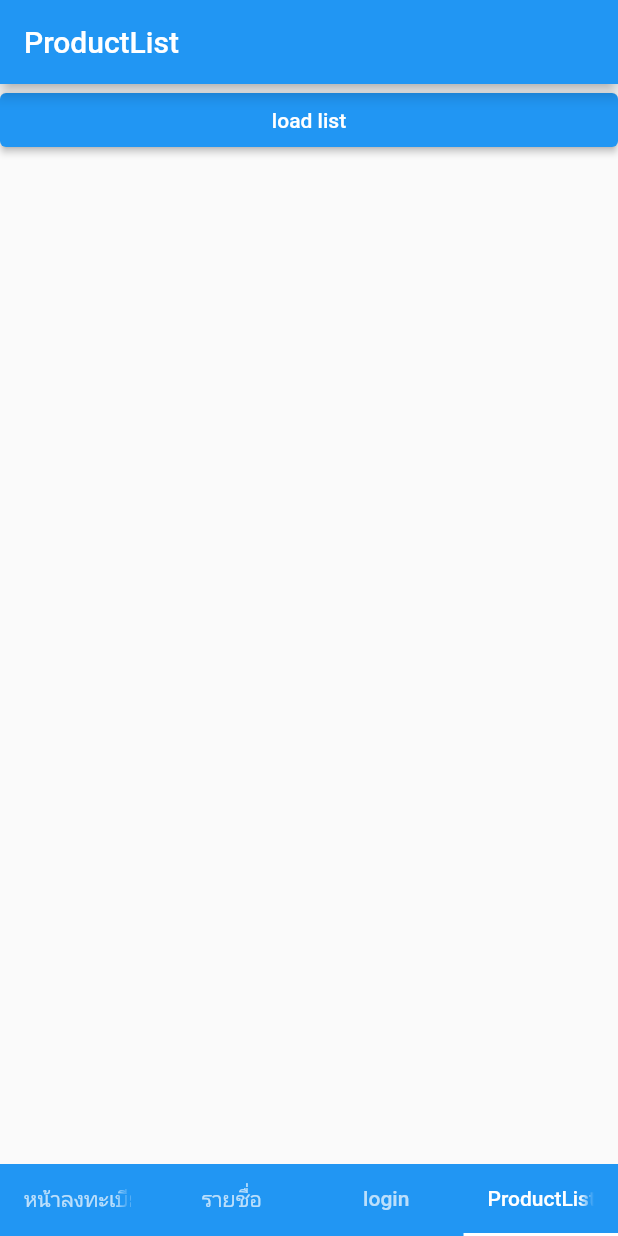
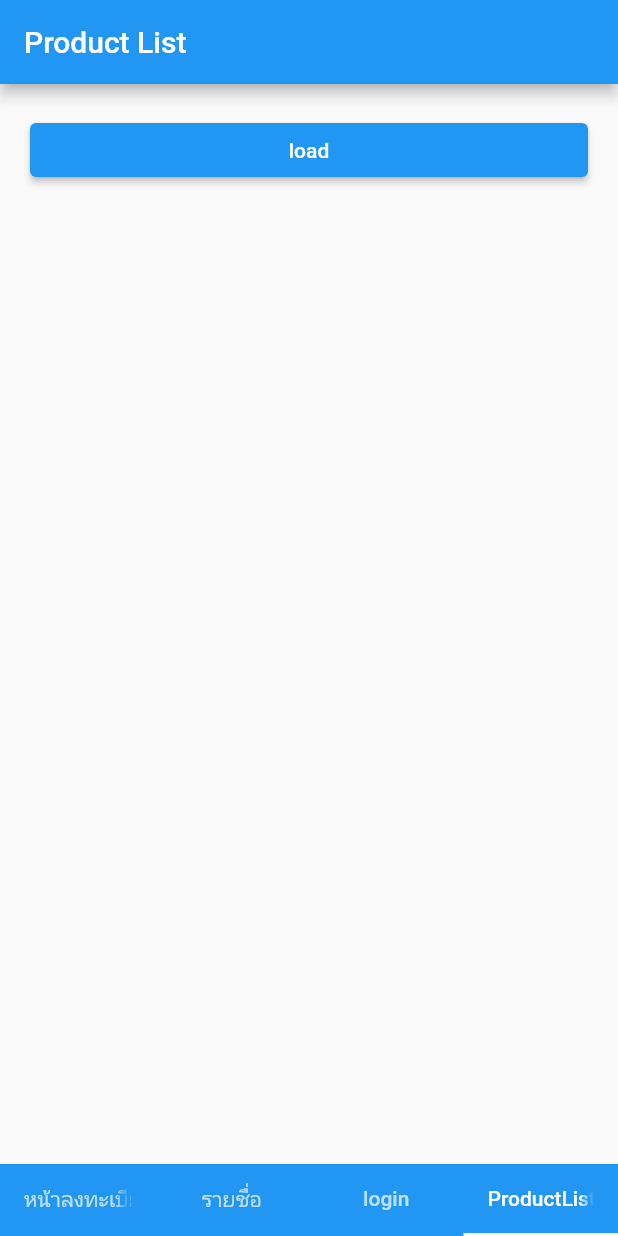
Before and after one commit to ronakon45/reg_pad, a Flutter app: the screen it shows after launch, item 4 of the bottom bar chosen, on a phone screen of 412 x 824 dp. Run offline on Flutter 3.47's test engine with Material 2 defaults, Android fonts, the phone set to English and light mode, and no system bars; our stand-ins replace form_field_validator, image_picker.

Commit message:
update productlist_page.dart

```diff
--- a/lib/pages/productlist_page.dart
+++ b/lib/pages/productlist_page.dart
@@ -40,24 +40,18 @@ class _ProductListPageState extends State<ProductListPage> {
         print(response.reasonPhrase);
       }
     }
+    // SizedBox(
+    //   width: double.infinity,
+    //   child: ElevatedButton(
+    //     onPressed: () async {
+    //       print("OK");
+    //       testGetList();
+    //       // exampleList();
+    //     },
+    //     child: Text('load list'),
+    //   ),
+    // ),
 
-    return Scaffold(
-      appBar: AppBar(
-        title: Text('ProductList'),
-      ),
-      body: Column(
-        children: [
-          SizedBox(
-            width: double.infinity,
-            child: ElevatedButton(
-              onPressed: () async {
-                print("OK");
-                testGetList();
-                // exampleList();
-              },
-              child: Text('load list'),
-            ),
-          ),
     // ListView(
     //   padding: const EdgeInsets.all(8),
     //   children: <Widget>[
@@ -78,7 +72,36 @@ class _ProductListPageState extends State<ProductListPage> {
     //     ),
     //   ],
     // )
+
+    return Scaffold(
+      appBar: AppBar(
+        title: Text('Product List'),
+      ),
+      body: Container(
+        padding: EdgeInsets.all(20),
+        child: Form(
+          key: null,
+          child: SingleChildScrollView(
+            child: Column(
+              crossAxisAlignment: CrossAxisAlignment.start,
+              children: [
+                SizedBox(
+                  width: double.infinity,
+                  child: ElevatedButton(
+                    onPressed: () async {
+                      print('hit button');
+                      testGetList();
+                    },
+                    child: Text('load'),
+                  ),
+                ),
+                SizedBox(
+                  height: 18,
+                ),
               ],
+            ),
+          ),
+        ),
       ),
     );
   }
```
Lines whose indentation alone changed are shown as unchanged.
